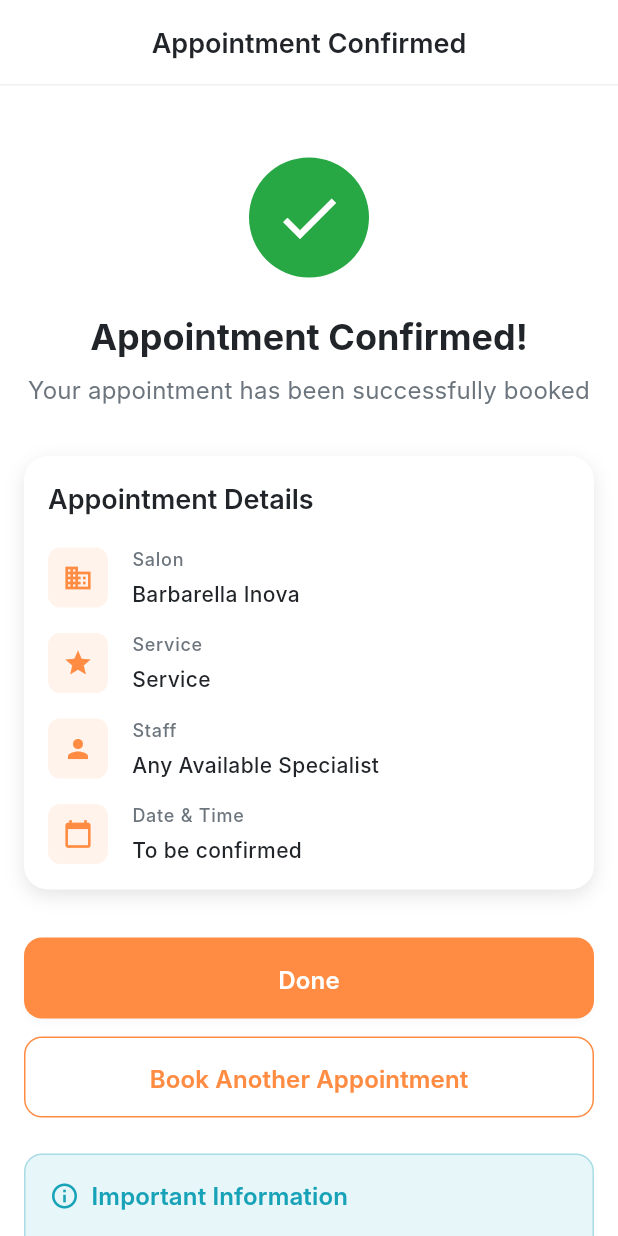
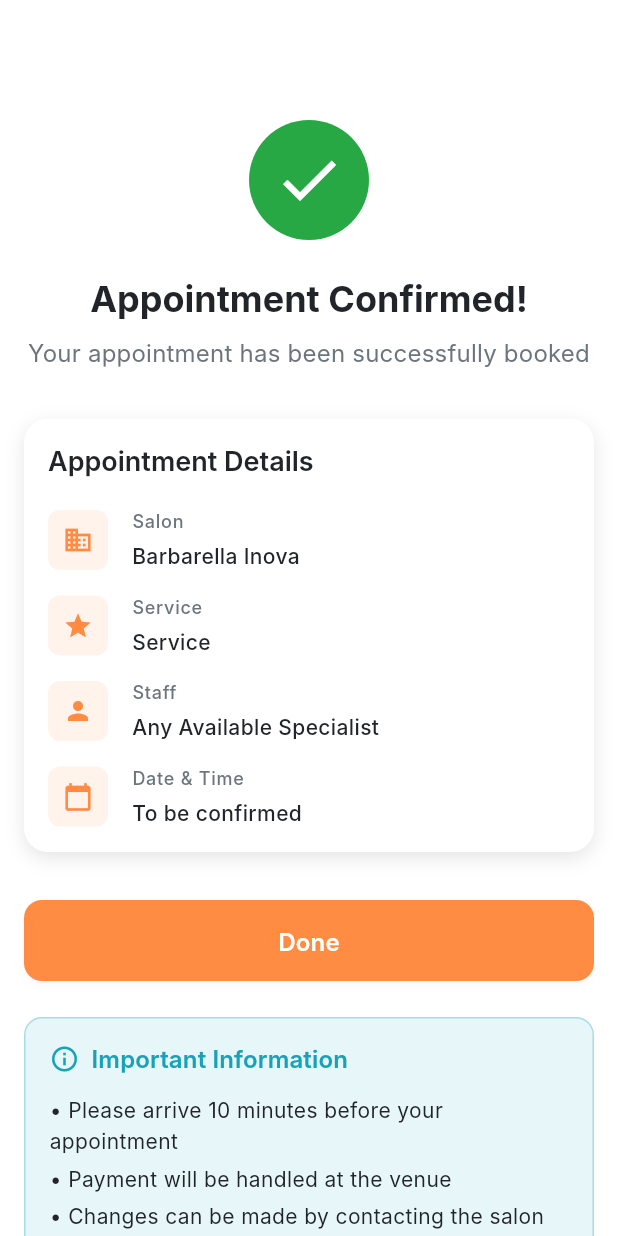
Before and after one commit to alfacityx/appsirasende_, a Flutter app: the BookingConfirmationScreen screen opened directly, on a phone screen of 412 x 824 dp. Run offline on Flutter 3.47's test engine with Material 3 defaults, Android fonts, the phone set to English and light mode, and no system bars; our stand-ins replace shared_preferences; accounts and stored records are empty; Roboto replaces fonts that are missing (Inter).

Commit message:
Randevu oluşturma adımlarında güncellemeler yapıldı. İşletme sayfasında ki yorum ortalamaları yorumlardan gelen veriler ile eşleştirildi.

```diff
--- a/lib/features/booking/screens/booking_confirmation_screen.dart
+++ b/lib/features/booking/screens/booking_confirmation_screen.dart
@@ -16,15 +16,11 @@
 
         return Scaffold(
           backgroundColor: AppColors.background,
-          appBar: const BookingAppBar(
-            title: 'Appointment Confirmed',
-            showBackButton: false,
-          ),
           body: SingleChildScrollView(
             padding: AppSpacing.screenPadding,
             child: Column(
               children: [
-                const SizedBox(height: AppSpacing.space32),
+                const SizedBox(height: AppSpacing.space64),
                 _buildSuccessIcon(),
                 const SizedBox(height: AppSpacing.space24),
                 _buildSuccessMessage(),
@@ -176,8 +172,8 @@
                 label,
                 style: AppTypography.labelMedium.copyWith(
                   color: AppColors.textSecondary,
-          ),
-        ),
+                ),
+              ),
               const SizedBox(height: AppSpacing.space4),
               Text(
                 value,
@@ -206,7 +202,7 @@
               padding: const EdgeInsets.symmetric(vertical: 16),
               shape: RoundedRectangleBorder(
                 borderRadius: BorderRadius.circular(12),
-        ),
+              ),
             ),
             child: Text(
               'Done',
@@ -217,27 +213,6 @@
             ),
           ),
         ),
-        const SizedBox(height: AppSpacing.space12),
-        SizedBox(
-          width: double.infinity,
-          child: OutlinedButton(
-            onPressed: () => _bookAnother(context, bookingProvider),
-            style: OutlinedButton.styleFrom(
-              side: BorderSide(color: AppColors.primary),
-              padding: const EdgeInsets.symmetric(vertical: 16),
-              shape: RoundedRectangleBorder(
-                borderRadius: BorderRadius.circular(12),
-              ),
-            ),
-            child: Text(
-              'Book Another Appointment',
-              style: AppTypography.titleMedium.copyWith(
-                color: AppColors.primary,
-                fontWeight: FontWeight.w600,
-            ),
-            ),
-        ),
-      ),
       ],
     );
   }
--- a/lib/features/home/models/salon.dart
+++ b/lib/features/home/models/salon.dart
@@ -1,3 +1,5 @@
+import '../../salon_detail/models/salon_detail.dart';
+
 class Salon {
   final String id;
   final String name;
--- a/lib/features/home/screens/home_screen.dart
+++ b/lib/features/home/screens/home_screen.dart
@@ -60,7 +60,7 @@
   ];
 
   final List<Salon> nearbySalons = [
-    const Salon(
+    Salon(
       id: '1',
       name: 'Belle Curls',
       address: '0993 Novick Parkway',
@@ -69,7 +69,7 @@
       distance: 1.2,
       categories: ['Haircuts', 'Make up'],
     ),
-    const Salon(
+    Salon(
       id: '2',
       name: 'Barbarella Salon',
       address: '0570 Ruskin Pass',
@@ -78,7 +78,7 @@
       distance: 2.9,
       categories: ['Haircuts', 'Manicure'],
     ),
-    const Salon(
+    Salon(
       id: '3',
       name: 'Glamour Studio',
       address: '1234 Beauty Avenue',
@@ -87,7 +87,7 @@
       distance: 1.8,
       categories: ['Make up', 'Massage'],
     ),
-    const Salon(
+    Salon(
       id: '4',
       name: 'Relaxation Spa',
       address: '5678 Wellness Street',
@@ -96,7 +96,7 @@
       distance: 3.2,
       categories: ['Massage', 'Manicure'],
     ),
-    const Salon(
+    Salon(
       id: '5',
       name: 'Perfect Nails',
       address: '9876 Style Boulevard',
@@ -105,7 +105,7 @@
       distance: 0.8,
       categories: ['Manicure'],
     ),
-    const Salon(
+    Salon(
       id: '6',
       name: 'Hair & Beyond',
       address: '4321 Fashion Lane',
--- a/lib/features/home/widgets/salon_card.dart
+++ b/lib/features/home/widgets/salon_card.dart
@@ -127,7 +127,7 @@
                             ),
                             const SizedBox(width: AppSpacing.space4),
                             Text(
-                              salon.rating.toString(),
+                              salon.rating.toStringAsFixed(1),
                               style: AppTypography.labelSmall,
                             ),
                           ],
--- a/lib/features/salon_detail/screens/full_reviews_screen.dart
+++ b/lib/features/salon_detail/screens/full_reviews_screen.dart
@@ -173,7 +173,7 @@
               ),
               const SizedBox(width: 4),
               Text(
-                '${widget.overallRating} (${widget.reviews.length} reviews)',
+                '${widget.overallRating.toStringAsFixed(1)} (${widget.reviews.length} reviews)',
                 style: AppTypography.titleMedium.copyWith(
                   fontWeight: FontWeight.w600,
                   color: AppColors.textPrimary,
```
Also changed, not shown: lib/features/booking/screens/date_time_selection_screen.dart (+74 -5 lines), lib/features/booking/screens/staff_selection_screen.dart (+28 -33 lines), lib/features/booking/widgets/booking_card.dart (+5 -3 lines), lib/features/salon_detail/screens/salon_detail_screen.dart (+7 -1 lines).
